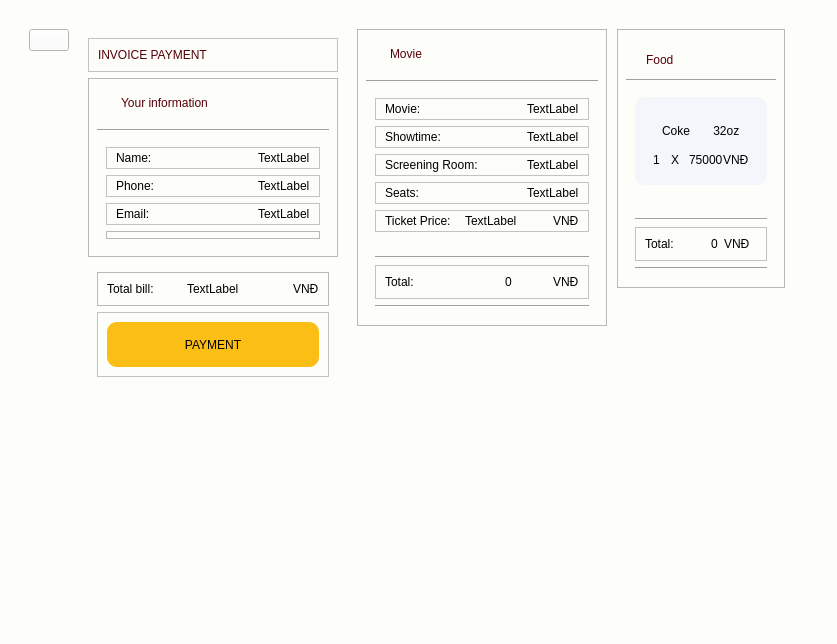
Before: the Qt Designer form ui/user/BookTicket.ui in nhuanh1070/FinalProject, drawn with Qt 5.
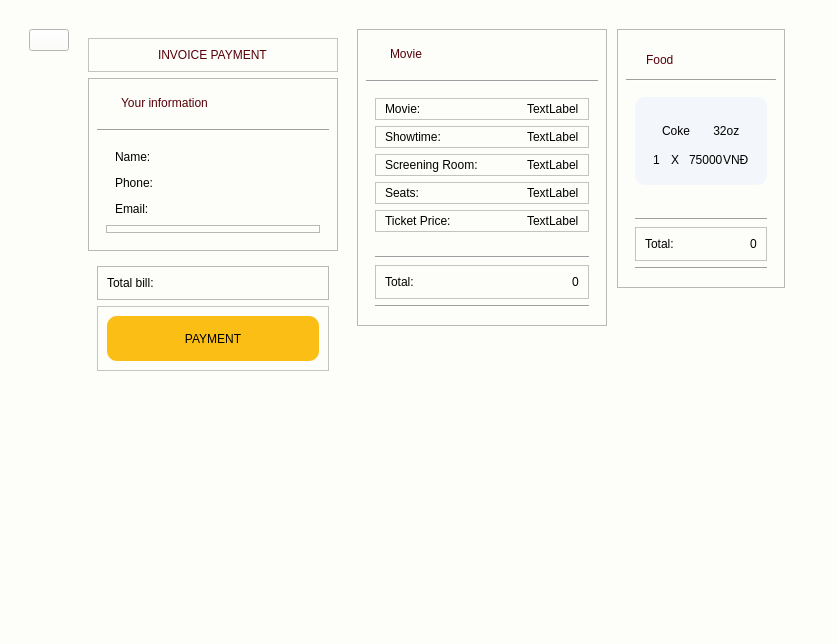
After: the same form once the commit is applied. The open tabs and pages were chosen to show the change. Icons and pictures are not drawn.

Patch:
```diff
--- a/ui/user/BookTicket.ui
+++ b/ui/user/BookTicket.ui
@@ -45,6 +45,8 @@
 }
 #Dialog, #QStackedWidget, #QWidget {
     background-color: #fdfdfa;
+	font: 75 10pt &quot;MS Shell Dlg 2&quot;;
+    color: rgb(0, 0, 0);
 }</string>
   </property>
   <layout class="QGridLayout" name="gridLayout">
@@ -1147,7 +1149,7 @@
                    <enum>QFrame::Raised</enum>
                   </property>
                   <layout class="QVBoxLayout" name="verticalLayout_122">
-                   <item alignment="Qt::AlignTop">
+                   <item alignment="Qt::AlignHCenter|Qt::AlignVCenter">
                     <widget class="QLabel" name="label_4">
                      <property name="styleSheet">
                       <string notr="true">font: 87 18pt &quot;Segoe UI Black&quot;;
@@ -1259,6 +1261,8 @@
                      <property name="styleSheet">
                       <string notr="true">color: rgb(0, 0, 0);
     background-color: #fdfdfa;
+border: None
+
 </string>
                      </property>
                      <property name="frameShape">
@@ -1293,7 +1297,7 @@
                          <string notr="true">font: 75 bold 10pt &quot;MS Shell Dlg 2&quot;;</string>
                         </property>
                         <property name="text">
-                         <string>TextLabel</string>
+                         <string/>
                         </property>
                        </widget>
                       </item>
@@ -1303,7 +1307,9 @@
                    <item>
                     <widget class="QFrame" name="frame_31">
                      <property name="styleSheet">
-                      <string notr="true">    background-color: #fdfdfa;</string>
+                      <string notr="true">    background-color: #fdfdfa;
+border: None
+</string>
                      </property>
                      <property name="frameShape">
                       <enum>QFrame::StyledPanel</enum>
@@ -1337,7 +1343,7 @@
                          <string notr="true">font: 75 bold 10pt &quot;MS Shell Dlg 2&quot;;</string>
                         </property>
                         <property name="text">
-                         <string>TextLabel</string>
+                         <string/>
                         </property>
                        </widget>
                       </item>
@@ -1347,7 +1353,9 @@
                    <item>
                     <widget class="QFrame" name="frame_90">
                      <property name="styleSheet">
-                      <string notr="true">    background-color: #fdfdfa;</string>
+                      <string notr="true">    background-color: #fdfdfa;
+border: None
+</string>
                      </property>
                      <property name="frameShape">
                       <enum>QFrame::StyledPanel</enum>
@@ -1381,7 +1389,7 @@
                          <string notr="true">font: 75 bold 10pt &quot;MS Shell Dlg 2&quot;;</string>
                         </property>
                         <property name="text">
-                         <string>TextLabel</string>
+                         <string/>
                         </property>
                        </widget>
                       </item>
@@ -1444,14 +1452,7 @@
                       <string notr="true">font: 75 bold 10pt &quot;MS Shell Dlg 2&quot;;</string>
                      </property>
                      <property name="text">
-                      <string>TextLabel</string>
-                     </property>
-                    </widget>
-                   </item>
-                   <item alignment="Qt::AlignRight">
-                    <widget class="QLabel" name="label_128">
-                     <property name="text">
-                      <string>VNĐ</string>
+                      <string/>
                      </property>
                     </widget>
                    </item>
@@ -1820,16 +1821,6 @@
                      </property>
                     </widget>
                    </item>
-                   <item alignment="Qt::AlignRight">
-                    <widget class="QLabel" name="label_37">
-                     <property name="styleSheet">
-                      <string notr="true">font: 75  10pt &quot;Segoe UI Variable Display&quot;;</string>
-                     </property>
-                     <property name="text">
-                      <string>VNĐ</string>
-                     </property>
-                    </widget>
-                   </item>
                   </layout>
                  </widget>
                 </item>
@@ -1891,16 +1882,6 @@
                      </property>
                     </widget>
                    </item>
-                   <item alignment="Qt::AlignRight">
-                    <widget class="QLabel" name="label_117">
-                     <property name="styleSheet">
-                      <string notr="true">font: 75  10pt &quot;Segoe UI Variable Display&quot;;</string>
-                     </property>
-                     <property name="text">
-                      <string>VNĐ</string>
-                     </property>
-                    </widget>
-                   </item>
                   </layout>
                  </widget>
                 </item>
@@ -2133,16 +2114,6 @@
                      </property>
                     </widget>
                    </item>
-                   <item>
-                    <widget class="QLabel" name="label_126">
-                     <property name="styleSheet">
-                      <string notr="true">font: 75  10pt &quot;Segoe UI Variable Display&quot;;</string>
-                     </property>
-                     <property name="text">
-                      <string>VNĐ</string>
-                     </property>
-                    </widget>
-                   </item>
                   </layout>
                  </widget>
                 </item>
```
Left out of the diff: 48 changed lines with no effect on the pictures.
